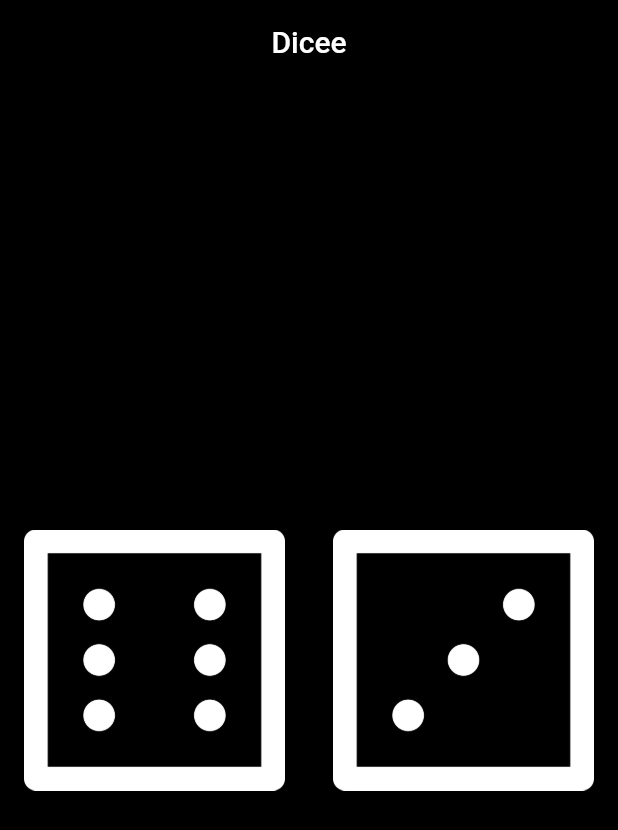
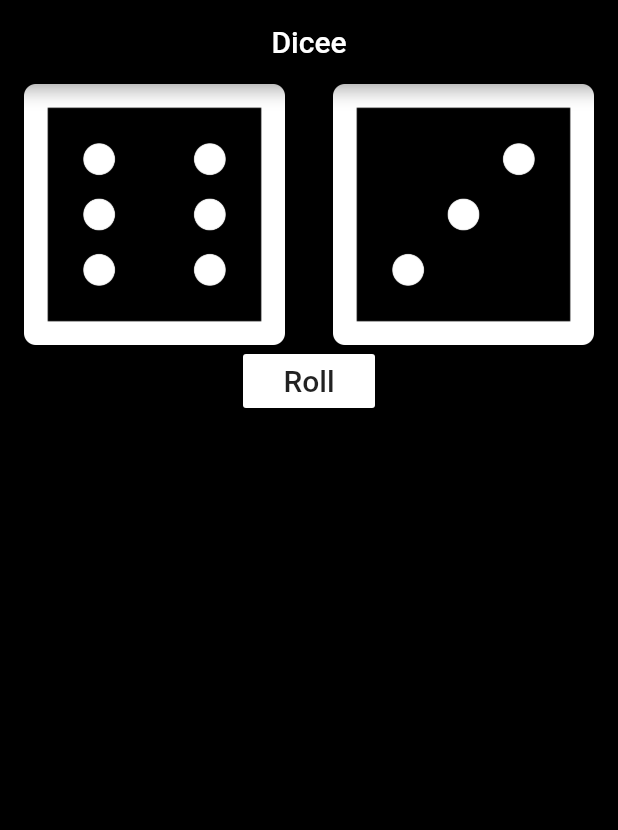
Before and after one commit to mravinshu/Flutter-Roll_The_Dice, a Flutter app: the screen it shows after launch, on a phone screen of 412 x 824 dp. Shown: the top 830 px of the screen. Run offline on Flutter 3.47's test engine with Material 2 defaults, Android fonts, the light colour scheme and no system bars; our stand-ins replace sensors.

Commit message:
Add files via upload

```diff
--- a/lib/main.dart
+++ b/lib/main.dart
@@ -1,5 +1,6 @@
 import 'package:flutter/material.dart';
 import 'dart:math';
+import 'package:sensors/sensors.dart';
 
 void main() {
   return runApp(
@@ -34,15 +35,24 @@ class _DicePageState extends State<DicePage> {
 
   @override
   Widget build(BuildContext context) {
-    return Center(
-      child: Row(
+    void Rollme() {
+      setState(() {
+        rightdice = Random().nextInt(6) + 1;
+        leftdice = Random().nextInt(6) + 1;
+      });
+    }
+
+    return SafeArea(
+      child: Center(
+        child: Column(
+          children: [
+            Row(
               children: <Widget>[
                 Expanded(
                   child: FlatButton(
                     onPressed: () {
                       setState(() {
-                  leftdice = Random().nextInt(6) + 1;
-                  rightdice = Random().nextInt(6) + 1;
+                        Rollme();
                       });
                     },
                     child: Image(
@@ -54,8 +64,7 @@ class _DicePageState extends State<DicePage> {
                   child: FlatButton(
                     onPressed: () {
                       setState(() {
-                  rightdice = Random().nextInt(6) + 1;
-                  leftdice = Random().nextInt(6) + 1;
+                        Rollme();
                       });
                     },
                     child: Image.asset(
@@ -65,6 +74,24 @@ class _DicePageState extends State<DicePage> {
                 ),
               ],
             ),
+            RaisedButton(
+                color: Colors.white,
+                child: Text(
+                  'Roll',
+                  style: TextStyle(fontSize: 20),
+                ),
+                onPressed: () {
+                  gyroscopeEvents.listen((GyroscopeEvent event) {
+                    if (event.y > 1) {
+                      setState(() {
+                        Rollme();
+                      });
+                    }
+                  });
+                }),
+          ],
+        ),
+      ),
     );
   }
 }
--- a/pubspec.yaml
+++ b/pubspec.yaml
@@ -11,6 +11,7 @@ dependencies:
     sdk: flutter
 
   cupertino_icons: ^0.1.2
+  sensors: ^0.4.2+6
 
 dev_dependencies:
   flutter_test:
```
Lines whose indentation alone changed are shown as unchanged.
